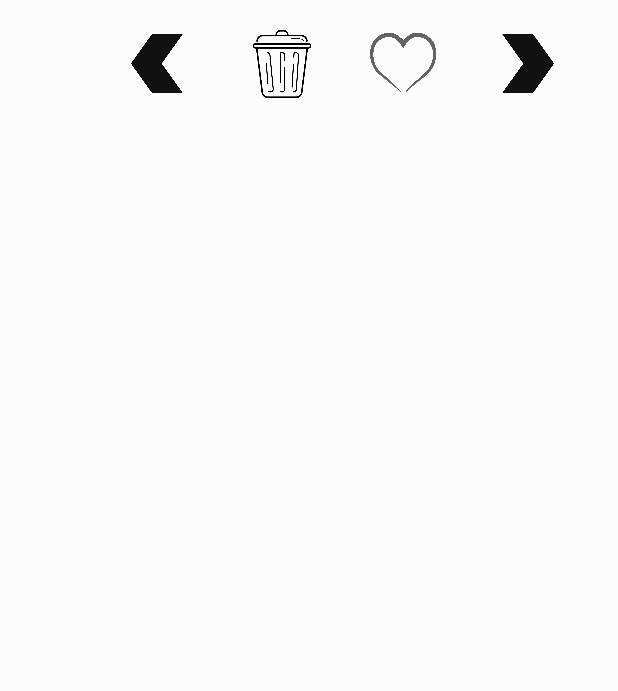
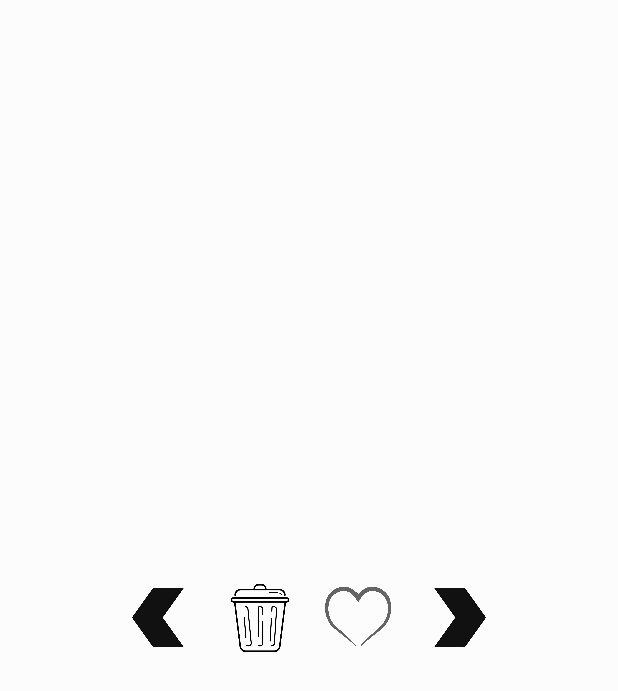
Before and after one commit to jonjmz/DJ, an Android app: the layout simple_widget.xml on its own in the app's theme, with its tools: preview values and no code run, on a phone screen of 412 x 824 dp. Shown: the top 691 px of the screen. Run offline under Robolectric (Android 15) with nearby library versions, the phone set to English and light mode, and no system bars.

Commit message:
Cleaned up widget layout.

```diff
--- a/app/src/main/res/layout/simple_widget.xml
+++ b/app/src/main/res/layout/simple_widget.xml
@@ -1,51 +1,47 @@
 <?xml version="1.0" encoding="utf-8"?>
-<RelativeLayout xmlns:android="http://schemas.android.com/apk/res/android"
-    android:orientation="horizontal"
+<LinearLayout xmlns:android="http://schemas.android.com/apk/res/android"
     android:layout_width="match_parent"
     android:layout_height="match_parent"
-    android:padding="@dimen/widget_margin"
+    android:orientation="horizontal"
+    android:padding="20dp"
+    android:weightSum="10"
+    android:gravity="center"
+    android:stretchMode="spacingWidthUniform"
     android:background="#45FFFFFF">
 
     <Button
-        android:id="@+id/right"
-        android:background="@drawable/rightx"
-        android:layout_alignTop="@+id/trash"
-        android:layout_alignParentRight="true"
-        android:layout_alignParentEnd="true"
-        android:layout_height="45dp"
-        android:layout_width="45dp"
-        android:layout_marginRight="48dp"
-        android:layout_marginEnd="40dp"
-        />
+        android:id="@+id/left"
+        android:layout_width="45sp"
+        android:layout_height="45sp"
+        android:layout_marginEnd="20sp"
+        android:layout_column="0"
+        android:layout_row="0"
+        android:background="@drawable/leftx" />
+
     <Button
         android:id="@+id/trash"
-        android:background="@drawable/trashx"
-        android:layout_alignTop="@+id/left"
-        android:layout_toLeftOf="@+id/heart"
-        android:layout_toStartOf="@+id/heart"
-        android:layout_height="45dp"
-        android:layout_width="45dp"
-        android:layout_marginEnd="35dp"
-        />
+        android:layout_width="45sp"
+        android:layout_height="45sp"
+        android:layout_marginEnd="20sp"
+        android:layout_row="0"
+        android:layout_column="1"
+        android:background="@drawable/trashx" />
+
     <Button
         android:id="@+id/heart"
-        android:background="@drawable/heartx"
-        android:layout_alignTop="@+id/right"
-        android:layout_toLeftOf="@+id/right"
-        android:layout_toStartOf="@+id/right"
-        android:layout_width="45dp"
-        android:layout_height="45dp"
-        android:layout_marginEnd="35dp"
-        />
+        android:layout_width="45sp"
+        android:layout_height="45sp"
+        android:layout_marginEnd="20sp"
+        android:layout_row="0"
+        android:layout_column="2"
+        android:background="@drawable/heartx" />
 
     <Button
-        android:id="@+id/left"
-        android:background="@drawable/leftx"
-        android:layout_toLeftOf="@+id/trash"
-        android:layout_toStartOf="@+id/trash"
-        android:layout_width="45dp"
-        android:layout_height="45dp"
-        android:layout_marginTop="20dp"
-        android:layout_marginEnd="35dp" />
+        android:id="@+id/right"
+        android:layout_width="45sp"
+        android:layout_height="45sp"
+        android:layout_row="0"
+        android:layout_column="3"
+        android:background="@drawable/rightx" />
 
-</RelativeLayout>
+</LinearLayout>
```
